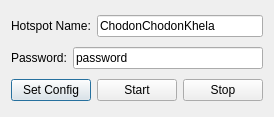
This is qmaindialog.ui in manashmandal/QHotspotCreator as Qt 5 draws it before an edit. The edited form follows.
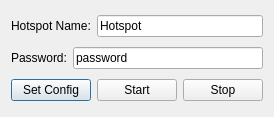
This is the edited form.

Commit message: removed slang

Patch:
```diff
--- a/qmaindialog.ui
+++ b/qmaindialog.ui
@@ -26,7 +26,7 @@
      <item>
       <widget class="QLineEdit" name="ssidLineEdit">
        <property name="text">
-        <string>ChodonChodonKhela</string>
+        <string>Hotspot</string>
        </property>
       </widget>
      </item>
```
